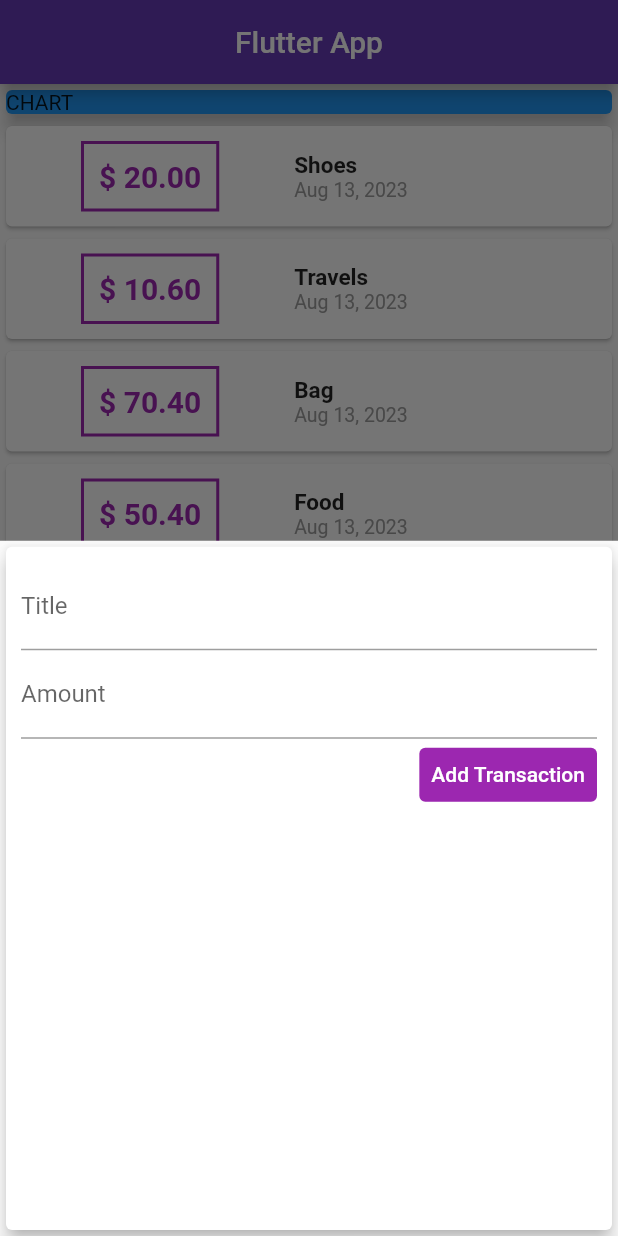
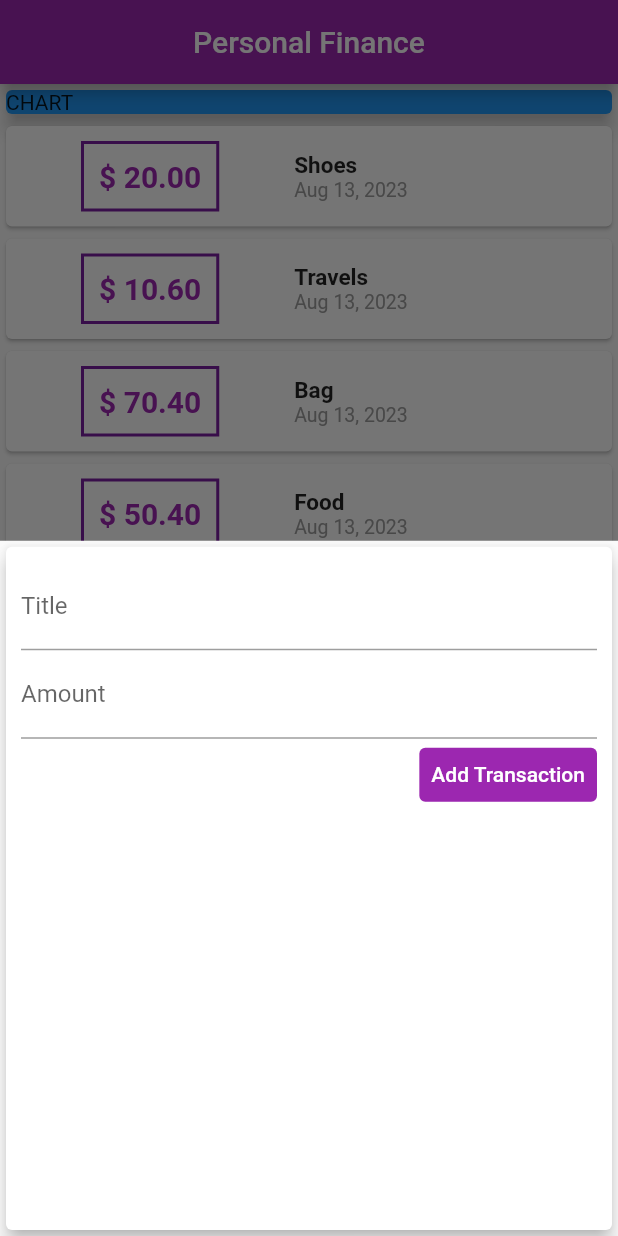
Before and after one commit to balogun14/personal_finance, a Flutter app: the screen it shows after launch, after a tap on the "add" icon, on a phone screen of 412 x 824 dp. Run offline on Flutter 3.47's test engine with Material 2 defaults, Android fonts, the phone set to English and light mode, and no system bars.

Commit message:
applyed theming

```diff
--- a/lib/main.dart
+++ b/lib/main.dart
@@ -15,8 +15,11 @@ class MyApp extends StatelessWidget {
   @override
   Widget build(BuildContext context) {
     return MaterialApp(
+      theme: ThemeData(
+        primarySwatch: Colors.purple,
+      ),
       home: MyHomePage(),
-      title: 'Flutter App',
+      title: 'Personal Finance',
     );
   }
 }
@@ -46,7 +49,6 @@ class _MyHomePageState extends State<MyHomePage> {
     setState(() {
       _userTransaction.add(newTx);
     });
-    print(title);
   }
 
   void _startAddNewTransaction(BuildContext ctx) {
@@ -61,8 +63,7 @@ class _MyHomePageState extends State<MyHomePage> {
   Widget build(BuildContext context) {
     return Scaffold(
       appBar: AppBar(
-        backgroundColor: Colors.deepPurple,
-        title: Center(child: const Text('Flutter App')),
+        title: Center(child: const Text('Personal Finance')),
       ),
       body: SingleChildScrollView(
         scrollDirection: Axis.vertical,
@@ -85,7 +86,6 @@ class _MyHomePageState extends State<MyHomePage> {
       floatingActionButtonLocation: FloatingActionButtonLocation.endFloat,
       floatingActionButton: FloatingActionButton(
         onPressed: () =>_startAddNewTransaction(context),
-        backgroundColor: Colors.purpleAccent,
         child: Icon(
           Icons.add,
         ),
--- a/lib/widgets/new_transaction.dart
+++ b/lib/widgets/new_transaction.dart
@@ -2,19 +2,32 @@
 
 import 'package:flutter/material.dart';
 
-class NewTransaction extends StatelessWidget {
-  NewTransaction({super.key, required this.add});
+class NewTransaction extends StatefulWidget {
+  const NewTransaction({super.key, required this.add});
 
   final Function add;
 
+  @override
+  State<NewTransaction> createState() => _NewTransactionState();
+}
+
+class _NewTransactionState extends State<NewTransaction> {
   TextEditingController amountInput = TextEditingController();
+
   TextEditingController titleInput = TextEditingController();
 
   void submitData() {
-    add(titleInput.text, double.parse(amountInput.text));
-    if (amountInput == 0 || titleInput == 0) {
+    final enteredTitle = titleInput.text;
+    final enteredAmount = double.parse(amountInput.text);
+    if (enteredTitle.isEmpty || enteredAmount <= 0) {
       return;
     }
+
+    widget.add(
+      enteredTitle,
+      enteredAmount,
+    );
+    Navigator.of(context).pop();
   }
 
   @override
--- a/lib/widgets/transaction_list.dart
+++ b/lib/widgets/transaction_list.dart
@@ -17,16 +17,20 @@ class TransactionList extends StatelessWidget {
                   Container(
                     margin: EdgeInsets.symmetric(vertical: 10, horizontal: 50),
                     decoration: BoxDecoration(
-                      border: Border.all(color: Colors.purple, width: 2),
+                      border: Border.all(
+                        color: Theme.of(context).primaryColorDark,
+                        width: 2,
+                      ),
                     ),
                     padding: EdgeInsets.all(10),
                     child: Text(
                       // transaction.amount.toString(),
                       '\$ ${transaction.amount.toStringAsFixed(2)}',
                       style: TextStyle(
-                          fontWeight: FontWeight.bold,
-                          fontSize: 20,
-                          color: Colors.purple),
+                        fontWeight: FontWeight.bold,
+                        fontSize: 20,
+                        color: Theme.of(context).primaryColor,
+                      ),
                     ),
                   ),
                   Column(
```
